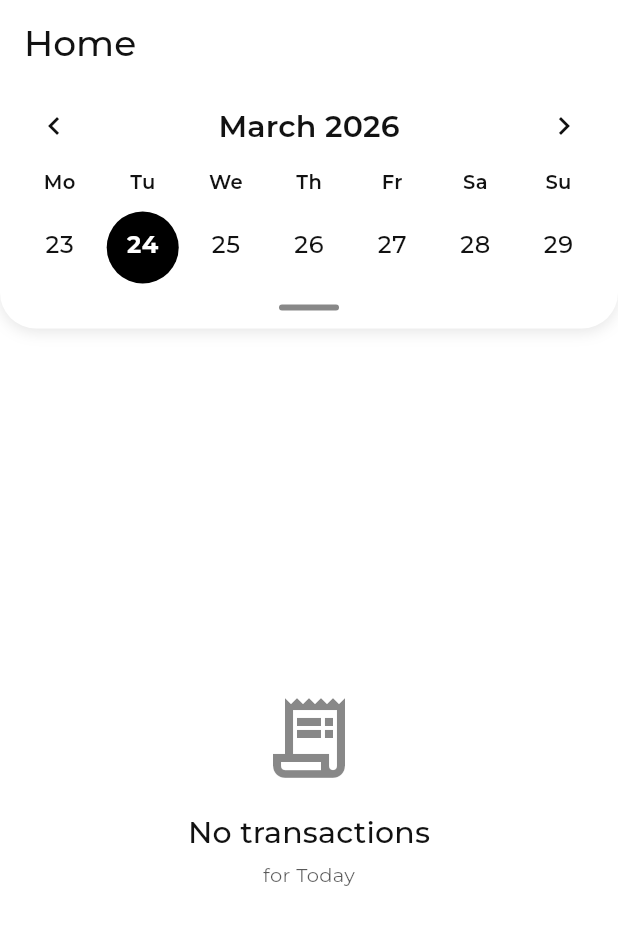
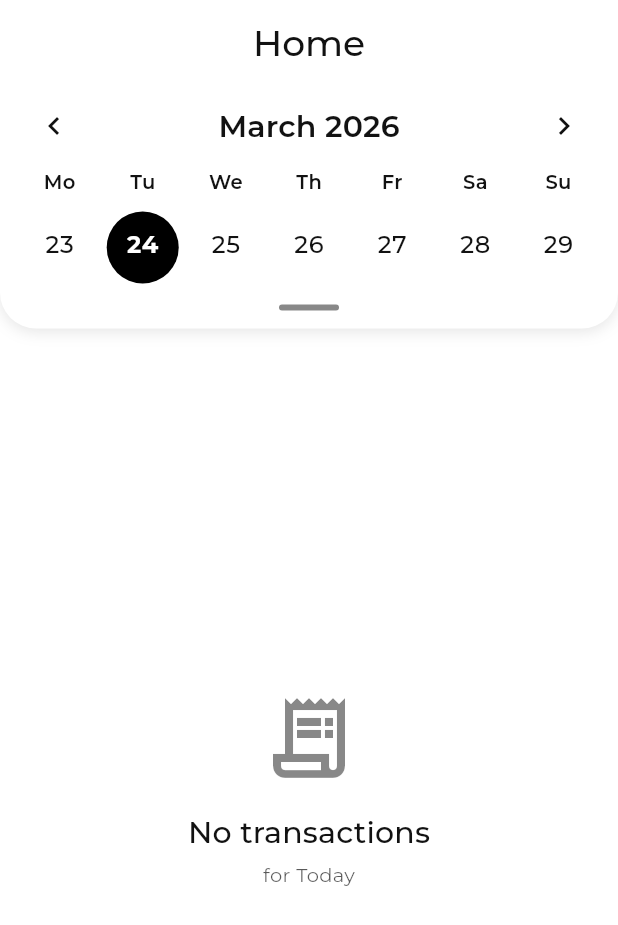
Before and after one commit to aslanDos/WiseBudget, a Flutter app: the HomeTab screen opened directly, on a phone screen of 412 x 824 dp. Shown: the top 925 px of the screen. Run offline on Flutter 3.47's test engine with Material 3 defaults, Android fonts, the phone set to English and light mode, and no system bars; our stand-ins replace dartz, equatable, flutter_bloc, get_it, go_router, lucide_icons_flutter and 3 more; missing offline and left inert: pie_menu; accounts and stored records are empty; generated files the repository leaves out were written again.

Commit message:
fix: appbar title centered in home_tab

```diff
--- a/lib/features/home/presentation/pages/home_tab.dart
+++ b/lib/features/home/presentation/pages/home_tab.dart
@@ -41,7 +41,7 @@ class _HomeTabState extends State<HomeTab> {
         BlocProvider.value(value: sl<AccountCubit>()),
       ],
       child: Scaffold(
-        appBar: AppBar(title: const Text('Home')),
+        appBar: AppBar(title: const Text('Home'), centerTitle: true),
         body: BlocBuilder<TransactionCubit, TransactionState>(
           builder: (context, transactionState) {
             // Extract dates that have transactions
```
